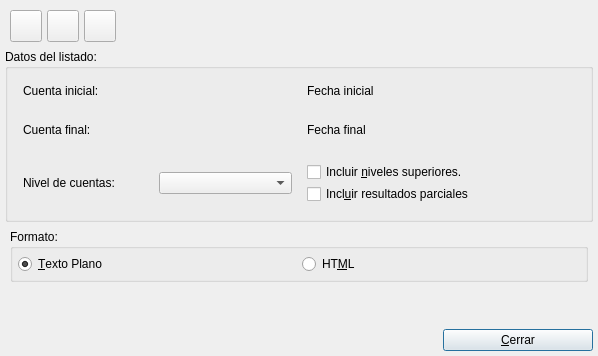
Qt form bulmages/bulmacont/plugins/pluginbc_balance/balanceprintbase.ui (eboladev/Bulmages-1) before a commit.
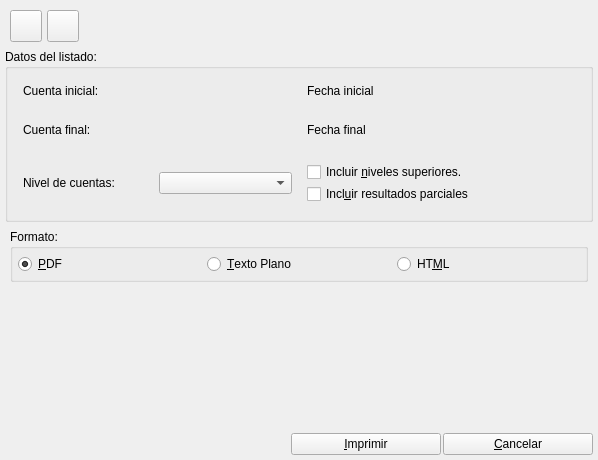
The same form after that commit. Icons and pictures are not drawn. Custom widgets are drawn as their Qt base class.

Commit message: Agrego al balance la impresión a PDF usando 'balance.rml'.

What changed in the file:
```diff
--- a/bulmages/bulmacont/plugins/pluginbc_balance/balanceprintbase.ui
+++ b/bulmages/bulmacont/plugins/pluginbc_balance/balanceprintbase.ui
@@ -1,13 +1,13 @@
 <?xml version="1.0" encoding="UTF-8"?>
 <ui version="4.0">
  <class>BalancePrintBase</class>
- <widget class="QDialog" name="BalancePrintBase">
+ <widget class="QWidget" name="BalancePrintBase">
   <property name="geometry">
    <rect>
     <x>0</x>
     <y>0</y>
     <width>598</width>
-    <height>356</height>
+    <height>460</height>
    </rect>
   </property>
   <property name="windowTitle">
@@ -92,41 +92,6 @@
        </property>
       </widget>
      </item>
-     <item>
-      <widget class="QToolButton" name="mui_imprimir">
-       <property name="sizePolicy">
-        <sizepolicy hsizetype="Fixed" vsizetype="Fixed">
-         <horstretch>0</horstretch>
-         <verstretch>0</verstretch>
-        </sizepolicy>
-       </property>
-       <property name="minimumSize">
-        <size>
-         <width>32</width>
-         <height>32</height>
-        </size>
-       </property>
-       <property name="maximumSize">
-        <size>
-         <width>32</width>
-         <height>32</height>
-        </size>
-       </property>
-       <property name="text">
-        <string/>
-       </property>
-       <property name="icon">
-        <iconset resource="../../../bulmages.qrc">
-         <normaloff>:/BulmaCont32x32/images/png/i_filePrint.xpm</normaloff>:/BulmaCont32x32/images/png/i_filePrint.xpm</iconset>
-       </property>
-       <property name="iconSize">
-        <size>
-         <width>32</width>
-         <height>32</height>
-        </size>
-       </property>
-      </widget>
-     </item>
      <item>
       <spacer>
        <property name="orientation">
@@ -334,13 +299,23 @@
         <property name="margin">
          <number>5</number>
         </property>
+        <item>
+         <widget class="QRadioButton" name="mui_pdf">
+          <property name="text">
+           <string>&amp;PDF</string>
+          </property>
+          <property name="checked">
+           <bool>true</bool>
+          </property>
+         </widget>
+        </item>
         <item>
          <widget class="QRadioButton" name="mui_textoPlano">
           <property name="text">
            <string>&amp;Texto Plano</string>
           </property>
           <property name="checked">
-           <bool>true</bool>
+           <bool>false</bool>
           </property>
          </widget>
         </item>
@@ -380,7 +355,20 @@
         </size>
        </property>
        <property name="text">
-        <string>&amp;Cerrar</string>
+        <string>&amp;Imprimir</string>
+       </property>
+      </widget>
+     </item>
+     <item>
+      <widget class="QPushButton" name="mui_cancelar">
+       <property name="minimumSize">
+        <size>
+         <width>150</width>
+         <height>0</height>
+        </size>
+       </property>
+       <property name="text">
+        <string>&amp;Cancelar</string>
        </property>
       </widget>
      </item>
```
Left out of the diff: 10 changed lines with no effect on the pictures. The commit also changes 4 other files.
